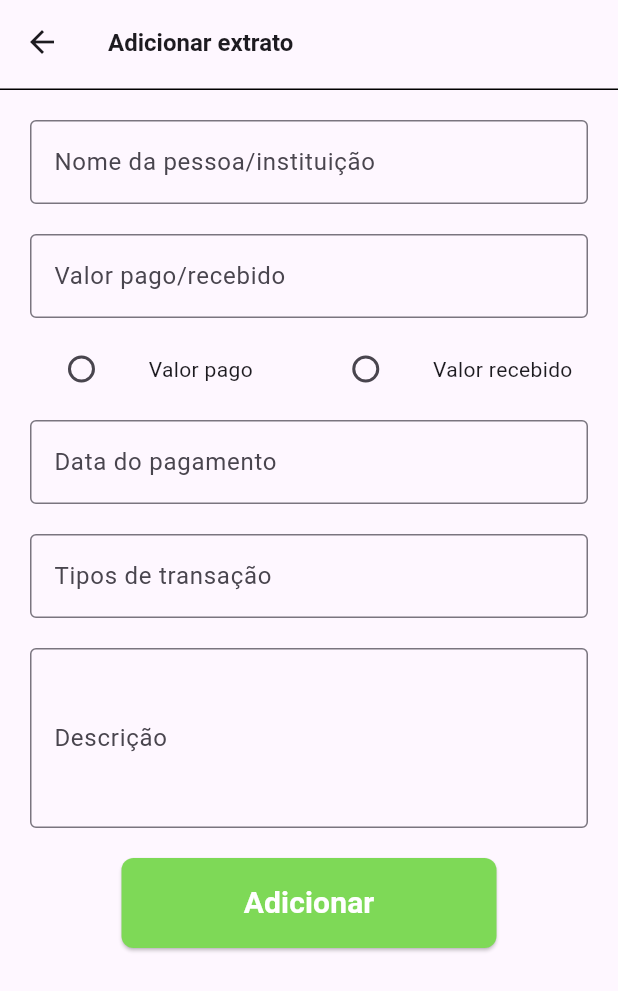
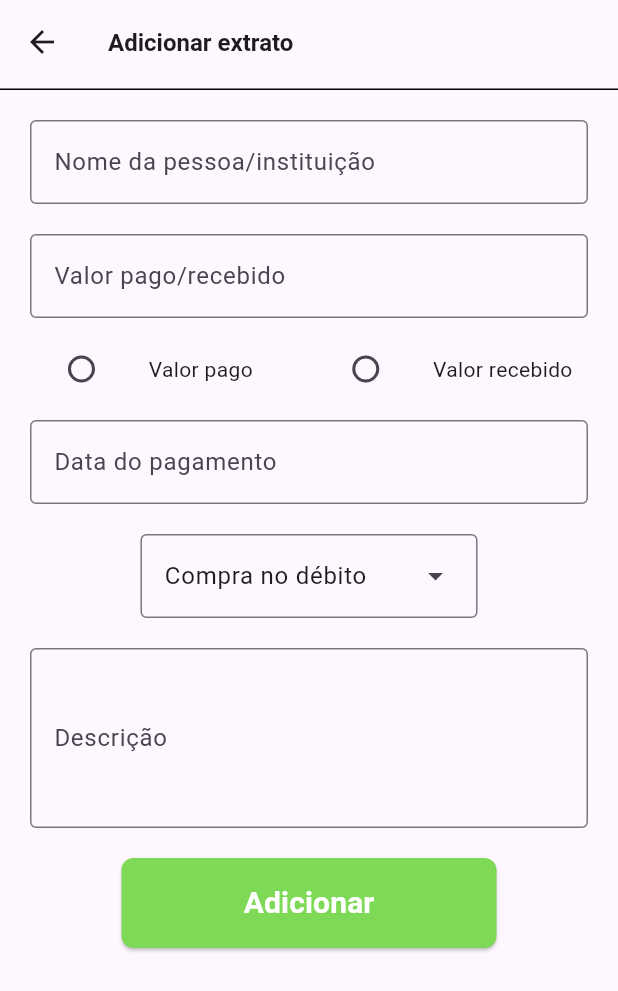
Before and after one commit to holyicecream/Meu-Financeiro, a Flutter app: the AddExtrato screen opened directly, on a phone screen of 412 x 824 dp. Shown: the top 991 px of the screen. Run offline on Flutter 3.47's test engine with Material 3 defaults, Android fonts, the phone set to English and light mode, and no system bars; our stand-ins replace fixnum; missing offline and left inert: mongo_dart.

Commit message:
mudanças apresentação

```diff
--- a/mongo_project/lib/Pages/add_extrato.dart
+++ b/mongo_project/lib/Pages/add_extrato.dart
@@ -1,7 +1,8 @@
 // ignore_for_file: prefer_const_constructors, prefer_const_literals_to_create_immutables
 
 import 'package:flutter/material.dart';
-import '/_backend/backend_tela_principal.dart';
+import 'package:projeto_integrador/_backend/backend_adicionar_pagamento_pendente.dart';
+// import 'package:projeto_integrador/_backend/backend_dados_da_conta_bancaria.dart';
 
 class AddExtrato extends StatefulWidget {
   const AddExtrato({super.key});
@@ -10,12 +11,35 @@ class AddExtrato extends StatefulWidget {
   State<AddExtrato> createState() => AddExtratoState();
 }
 
+const List<String> list2 = <String>[
+  'Outros',
+  'Lazer',
+  'Alimentação',
+  'Moradia',
+  'Educação',
+  'Transporte',
+  'Saúde'
+];
+
+const List<String> list = <String>[
+  'Compra no débito',
+  'Compra no crédito',
+  'Pix',
+  'Depósito por boleto',
+  'Transferência',
+  'Saque',
+  'Recarga',
+  'Outros'
+];
+
 class AddExtratoState extends State<AddExtrato> {
+final GlobalKey<FormState> formKey = GlobalKey<FormState>();
+
   String radioBtnGroup = "";
   int indexDoBottom = 0;
   @override
   Widget build(BuildContext context) {
-    inBuildTelaPrincipal(context);
+    inBuildAdicionarPagamentoPendente(context);
     return Scaffold(
       appBar: AppBar(
         bottom: PreferredSize(
@@ -38,9 +62,14 @@ class AddExtratoState extends State<AddExtrato> {
             children: [
               Padding(
                 padding: const EdgeInsets.all(20.0),
+                child: Form(
+                  key: formKey,
                   child: Column(
                     children: [
                       TextField(
+                        onChanged: (value) {
+                          nomeOnChange(value);
+                        },
                         decoration: InputDecoration(
                             border: OutlineInputBorder(),
                             labelText: "Nome da pessoa/instituição"),
@@ -49,6 +78,9 @@ class AddExtratoState extends State<AddExtrato> {
                         height: 20,
                       ),
                       TextField(
+                        onChanged: (value) {
+                          valorOnChange(value);
+                        },
                         decoration: InputDecoration(
                             border: OutlineInputBorder(),
                             labelText: "Valor pago/recebido"),
@@ -63,6 +95,7 @@ class AddExtratoState extends State<AddExtrato> {
                             value: "Pago",
                             groupValue: radioBtnGroup,
                             onChanged: (value) {
+                              debitoCreditoOnChanged(value);
                               setState(() {
                                 radioBtnGroup = value!;
                               });
@@ -88,6 +121,7 @@ class AddExtratoState extends State<AddExtrato> {
                         height: 10,
                       ),
                       TextField(
+                        onChanged: (value) {},
                         decoration: InputDecoration(
                             border: OutlineInputBorder(),
                             labelText: "Data do pagamento"),
@@ -95,17 +129,20 @@ class AddExtratoState extends State<AddExtrato> {
                       SizedBox(
                         height: 20,
                       ),
-                    TextField(
-                      decoration: InputDecoration(
-                          border: OutlineInputBorder(),
-                          labelText: "Tipos de transação"),
-                    ),
+                      Row(
+                          mainAxisAlignment: MainAxisAlignment.center,
+                          children: [Expanded(child: DropdownMenuExample(list))]),
+                      // SizedBox(
+                      //     width: double.infinity, child: DropdownMenuExample(list2)),
                       SizedBox(
                         height: 20,
                       ),
                       SizedBox(
                         height: 120,
                         child: TextField(
+                          onChanged: (value) {
+                            descricaoOnChange(value);
+                          },
                           maxLines: null,
                           expands: true,
                           keyboardType: TextInputType.multiline,
@@ -122,7 +159,8 @@ class AddExtratoState extends State<AddExtrato> {
                         height: 60,
                         child: ElevatedButton(
                           onPressed: () {
-                              Navigator.pop(context, '/Main');
+                            salvarOnTap(context, formKey);
+                            // Navigator.pop(context, '/Main');
                           },
                           style: ElevatedButton.styleFrom(
                               backgroundColor: Color(0xFF7ED957),
@@ -134,8 +172,11 @@ class AddExtratoState extends State<AddExtrato> {
                                 fontWeight: FontWeight.bold,
                                 color: Colors.white,
                                 fontSize: 20),
-                            ))),
+                          ),
+                        ),
+                      ),
                     ],
+                  ),
                 ),
               )
             ],
@@ -145,3 +186,55 @@ class AddExtratoState extends State<AddExtrato> {
     );
   }
 }
+
+class DropdownMenuExample extends StatefulWidget {
+  const DropdownMenuExample(List<String> list, {super.key});
+
+  @override
+  State<DropdownMenuExample> createState() => _DropdownMenuExampleState();
+}
+
+class _DropdownMenuExampleState extends State<DropdownMenuExample> {
+  String dropdownValue = list.first;
+
+  @override
+  Widget build(BuildContext context) {
+    return Center(
+      child: DropdownMenu<String>(
+        initialSelection: list.first,
+        onSelected: (String? value) {
+          //         'Compra no débito',
+          // 'Compra no crédito',
+          // 'Pix',
+          // 'Depósito por boleto',
+          // 'Transferência',
+          // 'Saque',
+          // 'Recarga'
+          if (value == 'Compra no débito') {
+            todosArguments.dataExtrato.codTransacao = 5;
+          } else if (value == 'Pix') {
+            todosArguments.dataExtrato.codTransacao = 3;
+          } else if (value == 'Depósito por boleto') {
+            todosArguments.dataExtrato.codTransacao = 1;
+          } else if (value == 'Transferência') {
+            todosArguments.dataExtrato.codTransacao = 7;
+          } else if (value == 'Saque') {
+            todosArguments.dataExtrato.codTransacao = 4;
+          } else if (value == 'Recarga') {
+            todosArguments.dataExtrato.codTransacao = 8;
+          } else {
+            todosArguments.dataExtrato.codTransacao = 9;
+          }
+          // This is called when the user selects an item.
+          setState(() {
+            dropdownValue = value!;
+          });
+        },
+        dropdownMenuEntries:
+            list.map<DropdownMenuEntry<String>>((String value) {
+          return DropdownMenuEntry<String>(value: value, label: value);
+        }).toList(),
+      ),
+    );
+  }
+}
--- a/mongo_project/lib/main.dart
+++ b/mongo_project/lib/main.dart
@@ -1,6 +1,7 @@
 // ignore_for_file: prefer_const_constructors, prefer_const_literals_to_create_immutables
 
 import 'package:flutter/material.dart';
+import 'package:projeto_integrador/Pages/add_extrato.dart';
 import 'package:projeto_integrador/Pages/cadastro.dart';
 import 'package:projeto_integrador/Pages/login_cadastro.dart';
 import 'package:projeto_integrador/Pages/login.dart';
@@ -49,7 +50,7 @@ class MyApp extends StatelessWidget {
       initialRoute: '/PrimeiroAcesso',
       routes: {
         '/PageTeste': (context) => PageTeste(),
-        '/PrimeiroAcesso': (context) => PrimeiroAcesso(),
+        '/PrimeiroAcesso': (context) => LoginCadastro(),
         '/EntrarCom...': (context) => LoginCadastro(),
         '/Login': (context) => Login(),
         '/RecuperacaoDeSenha': (context) => RecuperacaoDeSenha(),
@@ -69,7 +70,7 @@ class MyApp extends StatelessWidget {
         '/GraficoMensal': (context) => PageTeste(),
         '/EditarPagamentoPendente': (context) => PageTeste(),
         '/AdicionarPagamentoPendente': (context) => PageTeste(),
-        '/GerarExtrato': (context) => PageTeste(),
+        '/GerarExtrato': (context) => AddExtrato(),
         '/Alarme': (context) => PageTeste(),
         '/Extrato': (context) => PageTeste(),
       },
```
Also changed, not shown: mongo_project/lib/Pages/adicionar_pagamento_pendente.dart (+195 -195 lines), mongo_project/lib/Pages/jeantxt.dart (+6 -4 lines), mongo_project/lib/_backend/backend_adicionar_pagamento_pendente.dart (+9 -4 lines), mongo_project/lib/_backend/backend_tela_principal.dart (+42 -15 lines). Lines whose indentation alone changed are shown as unchanged.
